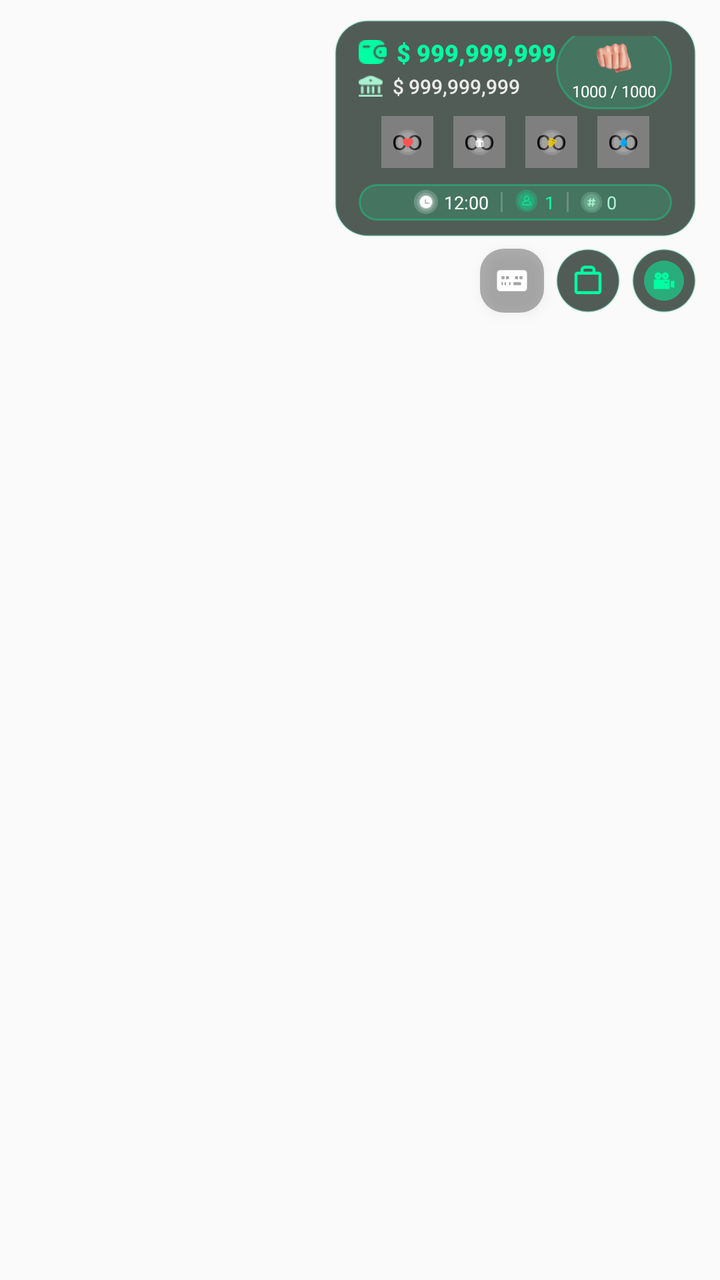
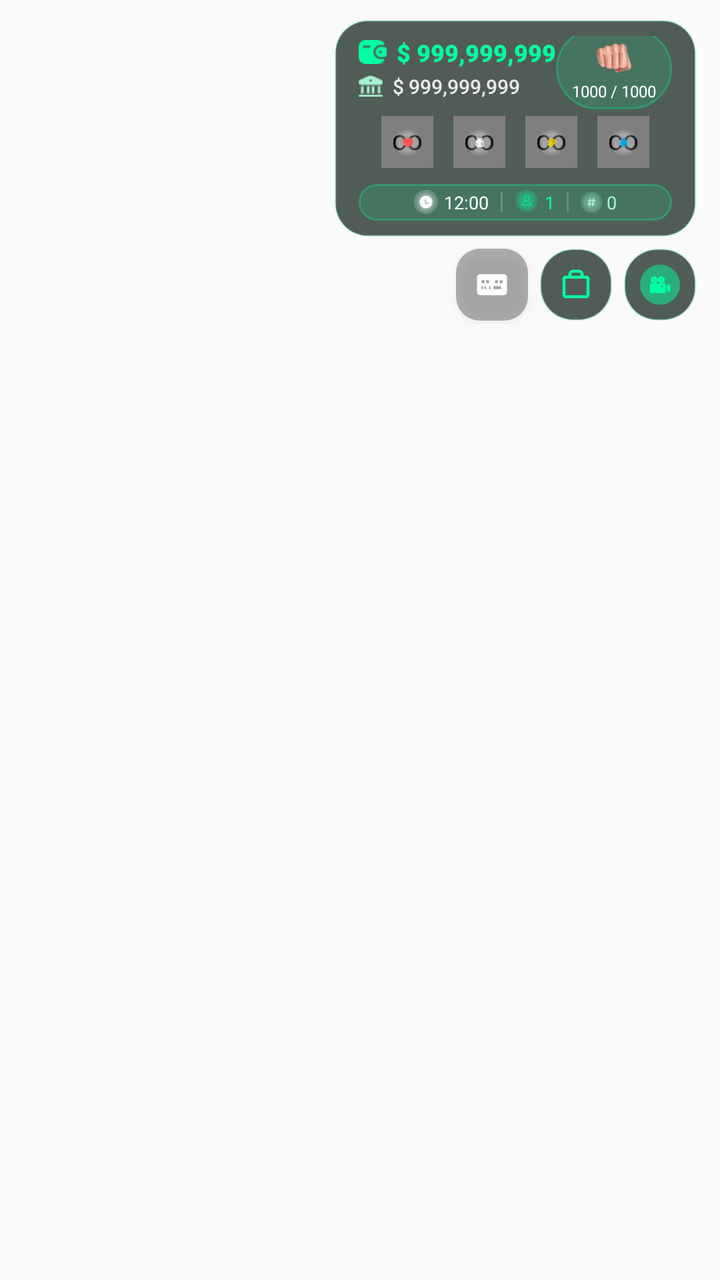

Compare the two renders of this Android layout. The source of the first and the diff that turns it into the second are given below.
<!-- AndroidManifest.xml: application theme Theme.AppCompat.Light.NoActionBar -->
<!-- res/layout/hud_test.xml -->
<?xml version="1.0" encoding="utf-8"?>
<androidx.constraintlayout.widget.ConstraintLayout
    xmlns:android="http://schemas.android.com/apk/res/android"
    xmlns:app="http://schemas.android.com/apk/res-auto"
    xmlns:tools="http://schemas.android.com/tools"
    android:id="@+id/gamehud"
    android:layout_width="match_parent"
    android:layout_height="match_parent"
    android:clipChildren="false">

    
    <androidx.constraintlayout.widget.ConstraintLayout
        android:id="@+id/hudMainCard"
        android:layout_width="wrap_content"
        android:layout_height="wrap_content"
        android:layout_marginTop="10dp"
        android:layout_marginEnd="12dp"
        android:background="@drawable/bg_glass_card"
        android:paddingHorizontal="12dp"
        android:paddingVertical="8dp"
        app:layout_constraintEnd_toEndOf="parent"
        app:layout_constraintTop_toTopOf="parent">

        
        <LinearLayout
            android:id="@+id/moneyContainer"
            android:layout_width="wrap_content"
            android:layout_height="wrap_content"
            android:orientation="vertical"
            android:layout_marginEnd="16dp"
            app:layout_constraintTop_toTopOf="parent"
            app:layout_constraintStart_toStartOf="parent">

            
            <LinearLayout
                android:layout_width="wrap_content"
                android:layout_height="wrap_content"
                android:gravity="center_vertical"
                android:orientation="horizontal">

                <ImageView
                    android:id="@+id/imageView6"
                    android:layout_width="14dp"
                    android:layout_height="14dp"
                    android:layout_marginEnd="5dp"
                    app:tint="@color/mint_accent"
                    app:srcCompat="@drawable/wallet" />

                <TextView
                    android:id="@+id/money_text"
                    android:layout_width="wrap_content"
                    android:layout_height="wrap_content"
                    android:fontFamily="sans-serif-black"
                    android:text="$ 999,999,999"
                    android:textColor="@color/mint_accent"
                    android:textSize="12sp"
                    android:textStyle="bold" />
            </LinearLayout>

            
            <LinearLayout
                android:layout_width="wrap_content"
                android:layout_height="wrap_content"
                android:layout_marginTop="2dp"
                android:gravity="center_vertical"
                android:orientation="horizontal">

                <ImageView
                    android:id="@+id/banklogot"
                    android:layout_width="12dp"
                    android:layout_height="12dp"
                    android:layout_marginEnd="5dp"
                    app:tint="#A7F3D0"
                    app:srcCompat="@drawable/bank" />

                <TextView
                    android:id="@+id/bank_money_text"
                    android:layout_width="wrap_content"
                    android:layout_height="wrap_content"
                    android:fontFamily="sans-serif-medium"
                    android:text="$ 999,999,999"
                    android:textColor="#E0FFFFFF"
                    android:textSize="10sp" />
            </LinearLayout>
        </LinearLayout>

        
        <LinearLayout
            android:id="@+id/weaponContainer"
            android:layout_width="wrap_content"
            android:layout_height="wrap_content"
            android:gravity="center"
            android:orientation="vertical"
            android:background="@drawable/bg_glass_pill"
            android:paddingHorizontal="8dp"
            android:paddingVertical="4dp"
            app:layout_constraintEnd_toEndOf="parent"
            app:layout_constraintStart_toEndOf="@id/moneyContainer"
            app:layout_constraintTop_toTopOf="parent"
            app:layout_constraintBottom_toBottomOf="@id/moneyContainer">

            <ImageView
                android:id="@+id/hud_weapon"
                android:layout_width="32dp"
                android:layout_height="22dp"
                android:scaleType="fitCenter"
                app:srcCompat="@drawable/weapon_0" />

            <TextView
                android:id="@+id/weapon_ammo_text"
                android:layout_width="wrap_content"
                android:layout_height="wrap_content"
                android:fontFamily="sans-serif-bold"
                android:text="1000 / 1000"
                android:textColor="#FFFFFF"
                android:textSize="8sp" />
        </LinearLayout>

        
        <LinearLayout
            android:id="@+id/progressContainer"
            android:layout_width="wrap_content"
            android:layout_height="wrap_content"
            android:layout_marginTop="8dp"
            android:gravity="center_vertical"
            android:orientation="horizontal"
            app:layout_constraintStart_toStartOf="parent"
            app:layout_constraintEnd_toEndOf="parent"
            app:layout_constraintTop_toBottomOf="@id/moneyContainer">

            
            <androidx.constraintlayout.widget.ConstraintLayout
                android:layout_width="26dp"
                android:layout_height="26dp">

                <com.kurdish.roleplay.launcher.util.SeekArc
                    android:id="@+id/hud_progress_hp"
                    android:layout_width="0dp"
                    android:layout_height="0dp"
                    android:padding="2dp"
                    app:arcColor="#26FFFFFF"
                    app:arcWidth="2dp"
                    app:enabled="false"
                    app:layout_constraintBottom_toBottomOf="parent"
                    app:layout_constraintEnd_toEndOf="parent"
                    app:layout_constraintStart_toStartOf="parent"
                    app:layout_constraintTop_toTopOf="parent"
                    app:progress="360"
                    app:progressColor="#00FFA3"
                    app:progressWidth="2.5dp" />

                <ImageView
                    android:id="@+id/icon_hp"
                    android:layout_width="13dp"
                    android:layout_height="13dp"
                    android:scaleType="fitCenter"
                    android:src="@drawable/health"
                    app:layout_constraintBottom_toBottomOf="@id/hud_progress_hp"
                    app:layout_constraintEnd_toEndOf="@id/hud_progress_hp"
                    app:layout_constraintStart_toStartOf="@id/hud_progress_hp"
                    app:layout_constraintTop_toTopOf="@id/hud_progress_hp" />
            </androidx.constraintlayout.widget.ConstraintLayout>

            <Space
                android:layout_width="10dp"
                android:layout_height="0dp" />

            
            <androidx.constraintlayout.widget.ConstraintLayout
                android:layout_width="26dp"
                android:layout_height="26dp">

                <com.kurdish.roleplay.launcher.util.SeekArc
                    android:id="@+id/hud_progress_shp"
                    android:layout_width="0dp"
                    android:layout_height="0dp"
                    android:padding="2dp"
                    app:arcColor="#26FFFFFF"
                    app:arcWidth="2dp"
                    app:enabled="false"
                    app:layout_constraintBottom_toBottomOf="parent"
                    app:layout_constraintEnd_toEndOf="parent"
                    app:layout_constraintStart_toStartOf="parent"
                    app:layout_constraintTop_toTopOf="parent"
                    app:progress="360"
                    app:progressColor="#38BDF8"
                    app:progressWidth="2.5dp" />

                <ImageView
                    android:id="@+id/icon_armour"
                    android:layout_width="13dp"
                    android:layout_height="13dp"
                    android:scaleType="fitCenter"
                    android:src="@drawable/armour"
                    app:layout_constraintBottom_toBottomOf="@id/hud_progress_shp"
                    app:layout_constraintEnd_toEndOf="@id/hud_progress_shp"
                    app:layout_constraintStart_toStartOf="@id/hud_progress_shp"
                    app:layout_constraintTop_toTopOf="@id/hud_progress_shp" />
            </androidx.constraintlayout.widget.ConstraintLayout>

            <Space
                android:layout_width="10dp"
                android:layout_height="0dp" />

            
            <androidx.constraintlayout.widget.ConstraintLayout
                android:layout_width="26dp"
                android:layout_height="26dp">

                <com.kurdish.roleplay.launcher.util.SeekArc
                    android:id="@+id/hud_progress_eat"
                    android:layout_width="0dp"
                    android:layout_height="0dp"
                    android:padding="2dp"
                    app:arcColor="#26FFFFFF"
                    app:arcWidth="2dp"
                    app:enabled="false"
                    app:layout_constraintBottom_toBottomOf="parent"
                    app:layout_constraintEnd_toEndOf="parent"
                    app:layout_constraintStart_toStartOf="parent"
                    app:layout_constraintTop_toTopOf="parent"
                    app:progress="360"
                    app:progressColor="#FBBF24"
                    app:progressWidth="2.5dp" />

                <ImageView
                    android:id="@+id/icon_eat"
                    android:layout_width="13dp"
                    android:layout_height="13dp"
                    android:scaleType="fitCenter"
                    android:src="@drawable/satiety"
                    app:layout_constraintBottom_toBottomOf="@id/hud_progress_eat"
                    app:layout_constraintEnd_toEndOf="@id/hud_progress_eat"
                    app:layout_constraintStart_toStartOf="@id/hud_progress_eat"
                    app:layout_constraintTop_toTopOf="@id/hud_progress_eat" />
            </androidx.constraintlayout.widget.ConstraintLayout>

            <Space
                android:layout_width="10dp"
                android:layout_height="0dp" />

            
            <androidx.constraintlayout.widget.ConstraintLayout
                android:layout_width="26dp"
                android:layout_height="26dp">

                <com.kurdish.roleplay.launcher.util.SeekArc
                    android:id="@+id/hud_progress_drink"
                    android:layout_width="0dp"
                    android:layout_height="0dp"
                    android:padding="2dp"
                    app:arcColor="#26FFFFFF"
                    app:arcWidth="2dp"
                    app:enabled="false"
                    app:layout_constraintBottom_toBottomOf="parent"
                    app:layout_constraintEnd_toEndOf="parent"
                    app:layout_constraintStart_toStartOf="parent"
                    app:layout_constraintTop_toTopOf="parent"
                    app:progress="360"
                    app:progressColor="#3B82F6"
                    app:progressWidth="2.5dp" />

                <ImageView
                    android:id="@+id/icon_drink"
                    android:layout_width="13dp"
                    android:layout_height="13dp"
                    android:scaleType="fitCenter"
                    android:src="@drawable/drink"
                    app:layout_constraintBottom_toBottomOf="@id/hud_progress_drink"
                    app:layout_constraintEnd_toEndOf="@id/hud_progress_drink"
                    app:layout_constraintStart_toStartOf="@id/hud_progress_drink"
                    app:layout_constraintTop_toTopOf="@id/hud_progress_drink" />
            </androidx.constraintlayout.widget.ConstraintLayout>
        </LinearLayout>

        
        <LinearLayout
            android:id="@+id/infoStrip"
            android:layout_width="0dp"
            android:layout_height="wrap_content"
            android:layout_marginTop="8dp"
            android:gravity="center"
            android:orientation="horizontal"
            android:background="@drawable/bg_glass_pill"
            android:paddingVertical="3dp"
            android:paddingHorizontal="6dp"
            app:layout_constraintStart_toStartOf="parent"
            app:layout_constraintEnd_toEndOf="parent"
            app:layout_constraintTop_toBottomOf="@id/progressContainer">

            <ImageView
                android:id="@+id/icon_time"
                android:layout_width="12dp"
                android:layout_height="12dp"
                android:layout_marginEnd="3dp"
                app:tint="#FFFFFF"
                app:srcCompat="@drawable/time" />

            <TextView
                android:id="@+id/realTime"
                android:layout_width="wrap_content"
                android:layout_height="wrap_content"
                android:fontFamily="sans-serif-bold"
                android:text="12:00"
                android:textColor="#FFFFFF"
                android:textSize="9sp" />

            <View
                android:layout_width="1dp"
                android:layout_height="10dp"
                android:layout_marginHorizontal="6dp"
                android:background="#33FFFFFF" />

            <ImageView
                android:id="@+id/icon_players"
                android:layout_width="12dp"
                android:layout_height="12dp"
                android:layout_marginEnd="3dp"
                app:tint="@color/mint_accent"
                app:srcCompat="@drawable/players" />

            <TextView
                android:id="@+id/textPlayers"
                android:layout_width="wrap_content"
                android:layout_height="wrap_content"
                android:fontFamily="sans-serif-bold"
                android:text="1"
                android:textColor="@color/mint_accent"
                android:textSize="9sp" />

            <View
                android:layout_width="1dp"
                android:layout_height="10dp"
                android:layout_marginHorizontal="6dp"
                android:background="#33FFFFFF" />

            <ImageView
                android:id="@+id/playerid"
                android:layout_width="11dp"
                android:layout_height="11dp"
                android:layout_marginEnd="2dp"
                app:tint="#A7F3D0"
                app:srcCompat="@drawable/hash" />

            <TextView
                android:id="@+id/yourid"
                android:layout_width="wrap_content"
                android:layout_height="wrap_content"
                android:fontFamily="sans-serif-bold"
                android:text="0"
                android:textColor="#A7F3D0"
                android:textSize="9sp" />
        </LinearLayout>

    </androidx.constraintlayout.widget.ConstraintLayout>

    
    <LinearLayout
        android:id="@+id/hudFloatingButtons"
        android:layout_width="wrap_content"
        android:layout_height="wrap_content"
        android:layout_marginTop="6dp"
        android:layout_marginEnd="12dp"
        android:orientation="horizontal"
        app:layout_constraintEnd_toEndOf="parent"
        app:layout_constraintTop_toBottomOf="@id/hudMainCard">

        
        <FrameLayout
            android:id="@+id/hud_keyboard_container"
            android:layout_width="32dp"
            android:layout_height="32dp"
            android:layout_marginEnd="6dp"
            android:background="@drawable/bg_key_sky_glass"
            android:elevation="4dp">

            <ImageView
                android:id="@+id/hud_keyboard_btn"
                android:layout_width="18dp"
                android:layout_height="18dp"
                android:layout_gravity="center"
                android:clickable="true"
                android:focusable="true"
                android:foreground="?android:attr/selectableItemBackgroundBorderless"
                android:src="@drawable/ic_keyboard"
                app:tint="#FFFFFF" />
        </FrameLayout>

        
        <FrameLayout
            android:layout_width="32dp"
            android:layout_height="32dp"
            android:layout_marginEnd="6dp"
            android:background="@drawable/bg_glass_card"
            android:elevation="4dp">

            <ImageView
                android:id="@+id/hud_inventory_btn"
                android:layout_width="18dp"
                android:layout_height="18dp"
                android:layout_gravity="center"
                android:clickable="true"
                android:focusable="true"
                android:foreground="?android:attr/selectableItemBackgroundBorderless"
                android:src="@drawable/ic_inv_bag"
                app:tint="@color/mint_accent" />
        </FrameLayout>

        
        <FrameLayout
            android:layout_width="32dp"
            android:layout_height="32dp"
            android:background="@drawable/bg_glass_card"
            android:elevation="4dp">

            <ImageView
                android:id="@+id/hud_camera"
                android:layout_width="20dp"
                android:layout_height="20dp"
                android:layout_gravity="center"
                android:clickable="true"
                android:focusable="true"
                android:foreground="?android:attr/selectableItemBackgroundBorderless"
                android:src="@drawable/camera_butt"
                app:tint="@color/mint_accent" />
        </FrameLayout>
    </LinearLayout>

</androidx.constraintlayout.widget.ConstraintLayout>
<!-- resources referenced by this layout -->
<resources>
  <color name="mint_accent">#00FFA3</color>
  <!-- drawable armour: png bitmap (drawable, 962 bytes) -->
  <!-- drawable bank: png bitmap (drawable, 370 bytes) -->
  <!-- drawable bg_glass_card (drawable) -->
  <?xml version="1.0" encoding="utf-8"?>
  <shape xmlns:android="http://schemas.android.com/apk/res/android"
      android:shape="rectangle">
      <solid android:color="#B30A1A12" />
      <stroke android:width="1dp" android:color="#3334D399" />
      <corners android:radius="16dp" />
  </shape>
  <!-- drawable bg_glass_pill (drawable) -->
  <?xml version="1.0" encoding="utf-8"?>
  <shape xmlns:android="http://schemas.android.com/apk/res/android"
      android:shape="rectangle">
      <solid android:color="#2600FFA3" />
      <stroke android:width="1dp" android:color="#4D00FFA3" />
      <corners android:radius="20dp" />
  </shape>
  <!-- drawable bg_key_sky_glass (drawable) -->
  <?xml version="1.0" encoding="utf-8"?>
  <selector xmlns:android="http://schemas.android.com/apk/res/android">
      <item android:state_pressed="true">
          <shape android:shape="rectangle">
              <corners android:radius="12dp" />
              <solid android:color="#4DFFFFFF" />
          </shape>
      </item>
      <item>
          <shape android:shape="rectangle">
              <corners android:radius="12dp" />
              <solid android:color="#4D000000" />
          </shape>
      </item>
  </selector>
  <!-- drawable camera_butt (drawable) -->
  <vector xmlns:android="http://schemas.android.com/apk/res/android"
      android:width="256dp"
      android:height="256dp"
      android:viewportWidth="256"
      android:viewportHeight="256">
    <path
        android:pathData="M128,128m-128,0a128,128 0,1 1,256 0a128,128 0,1 1,-256 0"
        android:strokeAlpha="0.5"
        android:fillColor="#000000"
        android:fillAlpha="0.5"/>
    <path
        android:pathData="M90.5,120C102.93,120 113,109.93 113,97.5C113,85.07 102.93,75 90.5,75C78.07,75 68,85.07 68,97.5C68,109.93 78.07,120 90.5,120ZM95,93H87V101H95V93Z"
        android:fillColor="#ffffff"
        android:fillType="evenOdd"/>
    <path
        android:pathData="M171,132L194,126.5V133V174L171,169V132Z"
        android:fillColor="#ffffff"/>
    <path
        android:pathData="M164,120H63V181H164V120ZM149,135H133V143H149V135Z"
        android:fillColor="#ffffff"
        android:fillType="evenOdd"/>
    <path
        android:pathData="M136.5,120C148.93,120 159,109.93 159,97.5C159,85.07 148.93,75 136.5,75C124.07,75 114,85.07 114,97.5C114,109.93 124.07,120 136.5,120ZM141,93H133V101H141V93Z"
        android:fillColor="#ffffff"
        android:fillType="evenOdd"/>
  </vector>
  <!-- drawable drink: png bitmap (drawable, 1041 bytes) -->
  <!-- drawable hash: png bitmap (drawable, 929 bytes) -->
  <!-- drawable health: png bitmap (drawable, 1026 bytes) -->
  <!-- drawable ic_inv_bag (drawable) -->
  <vector xmlns:android="http://schemas.android.com/apk/res/android"
      android:width="24dp"
      android:height="24dp"
      android:viewportWidth="24"
      android:viewportHeight="24">
      <path
          android:fillColor="#FFFFFFFF"
          android:pathData="M19,6h-2V5c0,-1.65 -1.35,-3 -3,-3h-4C8.35,2 7,3.35 7,5v1H5C3.9,6 3,6.9 3,8v11c0,1.1 0.9,2 2,2h14c1.1,0 2,-0.9 2,-2V8C21,6.9 20.1,6 19,6zM9,5c0,-0.55 0.45,-1 1,-1h4c0.55,0 1,0.45 1,1v1H9V5zM19,19H5V8h14V19z"/>
  </vector>
  <!-- drawable ic_keyboard (drawable) -->
  <vector xmlns:android="http://schemas.android.com/apk/res/android"
      android:width="24dp"
      android:height="24dp"
      android:viewportWidth="24"
      android:viewportHeight="24">
      <path
          android:fillColor="@color/white"
          android:pathData="M20,5H4C2.9,5 2,5.9 2,7v10c0,1.1 0.9,2 2,2h16c1.1,0 2,-0.9 2,-2V7C22,5.9 21.1,5 20,5zM8,9h2v2H8V9zM5,9h2v2H5V9zM11,15H6v-2h5V15zM13,15v-2h5v2H13zM19,11h-2V9h2V11zM16,11h-2V9h2V11zM8,13h2v2H8V13zM5,13h2v2H5V13z"/>
  </vector>
  <!-- drawable time: png bitmap (drawable, 1030 bytes) -->
  <!-- drawable wallet: png bitmap (drawable, 424 bytes) -->
  <color name="white">#ffffffff</color>
  <!-- unchanged entries left out for length: 3 -->
</resources>

<!-- the commit's change to res/layout/hud_test.xml (unified diff, before → after) -->
@@ -368,10 +368,13 @@
         
         <FrameLayout
             android:id="@+id/hud_keyboard_container"
-            android:layout_width="32dp"
-            android:layout_height="32dp"
+            android:layout_width="36dp"
+            android:layout_height="36dp"
             android:layout_marginEnd="6dp"
             android:background="@drawable/bg_key_sky_glass"
+            android:clickable="true"
+            android:focusable="true"
+            android:foreground="?android:attr/selectableItemBackgroundBorderless"
             android:elevation="4dp">
 
             <ImageView
@@ -379,19 +382,22 @@
                 android:layout_width="18dp"
                 android:layout_height="18dp"
                 android:layout_gravity="center"
-                android:clickable="true"
-                android:focusable="true"
-                android:foreground="?android:attr/selectableItemBackgroundBorderless"
+                android:clickable="false"
+                android:focusable="false"
                 android:src="@drawable/ic_keyboard"
                 app:tint="#FFFFFF" />
         </FrameLayout>
 
         
         <FrameLayout
-            android:layout_width="32dp"
-            android:layout_height="32dp"
+            android:id="@+id/hud_inventory_container"
+            android:layout_width="36dp"
+            android:layout_height="36dp"
             android:layout_marginEnd="6dp"
             android:background="@drawable/bg_glass_card"
+            android:clickable="true"
+            android:focusable="true"
+            android:foreground="?android:attr/selectableItemBackgroundBorderless"
             android:elevation="4dp">
 
             <ImageView
@@ -399,18 +405,21 @@
                 android:layout_width="18dp"
                 android:layout_height="18dp"
                 android:layout_gravity="center"
-                android:clickable="true"
-                android:focusable="true"
-                android:foreground="?android:attr/selectableItemBackgroundBorderless"
+                android:clickable="false"
+                android:focusable="false"
                 android:src="@drawable/ic_inv_bag"
                 app:tint="@color/mint_accent" />
         </FrameLayout>
 
         
         <FrameLayout
-            android:layout_width="32dp"
-            android:layout_height="32dp"
+            android:id="@+id/hud_camera_container"
+            android:layout_width="36dp"
+            android:layout_height="36dp"
             android:background="@drawable/bg_glass_card"
+            android:clickable="true"
+            android:focusable="true"
+            android:foreground="?android:attr/selectableItemBackgroundBorderless"
             android:elevation="4dp">
 
             <ImageView
@@ -418,9 +427,8 @@
                 android:layout_width="20dp"
                 android:layout_height="20dp"
                 android:layout_gravity="center"
-                android:clickable="true"
-                android:focusable="true"
-                android:foreground="?android:attr/selectableItemBackgroundBorderless"
+                android:clickable="false"
+                android:focusable="false"
                 android:src="@drawable/camera_butt"
                 app:tint="@color/mint_accent" />
         </FrameLayout>
